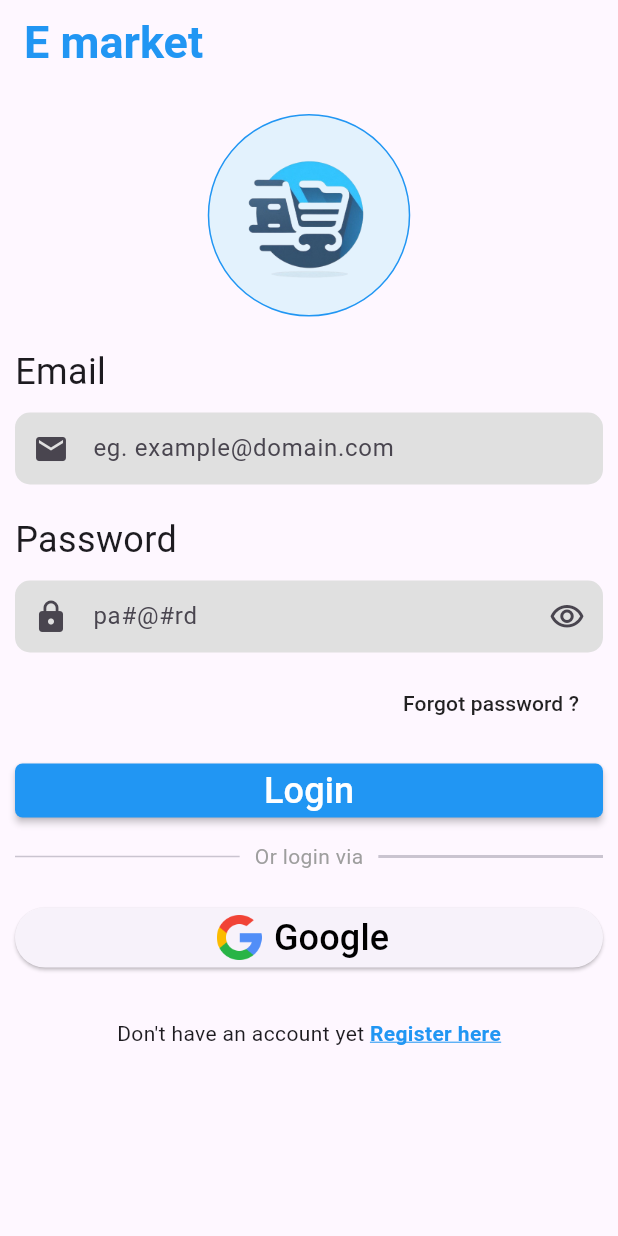
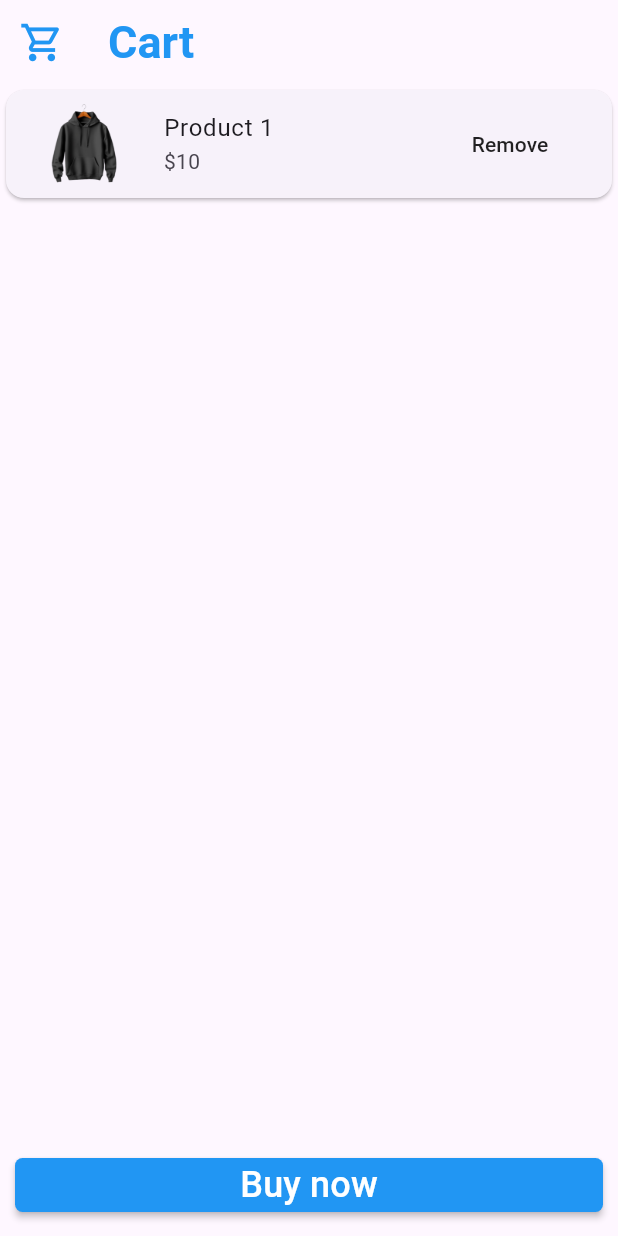
Before and after one commit to DiaaAhmedHassan/E_Market, a Flutter app: the screen it shows after launch, on a phone screen of 412 x 824 dp. Run offline on Flutter 3.47's test engine with Material 3 defaults, Android fonts, the light colour scheme and no system bars; our stand-ins replace awesome_dialog, cloud_firestore, firebase_auth, firebase_core, firebase_storage, google_sign_in and 1 more; missing offline and left inert: fuzzy; accounts and stored records are empty.

Commit message:
Cart page design

```diff
--- /dev/null
+++ b/lib/cart_page.dart
@@ -0,0 +1,50 @@
+import 'package:flutter/material.dart';
+
+class CartPage extends StatefulWidget {
+  const CartPage({super.key});
+
+  @override
+  State<CartPage> createState() => _CartPageState();
+}
+
+class _CartPageState extends State<CartPage> {
+  @override
+  Widget build(BuildContext context) {
+    return Scaffold(
+      appBar: AppBar(
+        title: const Text('Cart'),
+        leading: Icon(Icons.shopping_cart_outlined, size: 30, color: Colors.blue,),
+      ),
+      body: Column(
+        children: [
+          Expanded(
+            child: ListView(
+              shrinkWrap: true,
+              children: [
+                Card(
+                  child: ListTile(
+                  leading: Image.asset("images/4.png"),
+                  title: Text("Product 1"),
+                  subtitle: Text("\$10"),
+                  trailing: MaterialButton(onPressed: (){}, child: Text("Remove"),),
+                ),)
+              ],
+            ),
+          ),
+
+          Container(
+            padding: const EdgeInsets.all(10),
+            width: double.infinity,
+            child: MaterialButton(onPressed: (){},
+            child: Text("Buy now", style: TextStyle(fontSize: 24),),
+            color: Colors.blue,
+            textColor: Colors.white,
+            shape: RoundedRectangleBorder(borderRadius: BorderRadius.circular(5)),
+            ),
+          )
+
+        ],
+      ),
+    );
+  }
+}
--- a/lib/main.dart
+++ b/lib/main.dart
@@ -1,5 +1,6 @@
 import 'package:e_market/Auths/login_form.dart';
 import 'package:e_market/Auths/registration.dart';
+import 'package:e_market/cart_page.dart';
 import 'package:e_market/home_page.dart';
 import 'package:firebase_auth/firebase_auth.dart';
 import 'package:firebase_core/firebase_core.dart';
@@ -32,12 +33,14 @@ class MyApp extends StatelessWidget{
         titleTextStyle: TextStyle(color: Colors.blue, fontSize: 30, fontWeight: FontWeight.bold),
 
       )),
-      home: FirebaseAuth.instance.currentUser == null ?const LogIn(): const HomePage(),
+      home:const CartPage(),
+      // FirebaseAuth.instance.currentUser == null ?const LogIn(): const HomePage(),
 
       routes: {
         "home_page": (route)=> const HomePage(),
         "login_page": (route)=> const LogIn(),
         "registration_page": (route)=> const Registration(),
+        "cart_page": (route) => const CartPage()
       },
     );
   }
--- a/lib/product.dart
+++ b/lib/product.dart
@@ -72,4 +72,17 @@ class Product {
     _category = category;
   }
 
+  productToMap(int requiredAmount){
+    return {
+      "title": _title,
+      "price": _price,
+      "description": _description,
+      "rating": _rating,
+      "availableAmount": _availableAmount - requiredAmount,
+      "imageUrl": _imageUrl,
+      "requiredAmount": requiredAmount,
+      "category": category
+    };
+  }
+
 }
--- a/lib/user.dart
+++ b/lib/user.dart
@@ -1,5 +1,7 @@
 import 'package:cloud_firestore/cloud_firestore.dart';
+import 'package:e_market/product.dart';
 import 'package:firebase_auth/firebase_auth.dart';
+import 'package:firebase_core/firebase_core.dart';
 import 'package:google_sign_in/google_sign_in.dart';
 
 class MarketUser {
@@ -148,4 +150,15 @@ class MarketUser {
     await GoogleSignIn().signOut();
   }
 
+  addProductToCart(Product product, int requiredAmount){
+    String userId = FirebaseAuth.instance.currentUser!.uid;
+    Map<String, dynamic> productData = product.productToMap(requiredAmount);
+    try{
+
+    FirebaseFirestore.instance.collection("users").doc(userId).set({"cart":  FieldValue.arrayUnion([productData])}, SetOptions(merge: true));
+    }catch(e){
+      print("Product addition failed");
+    }
+  }
+
 }
```
